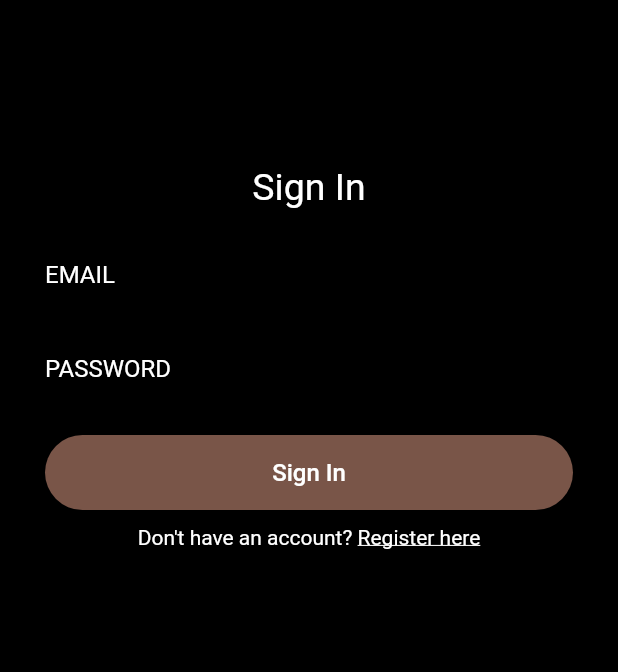
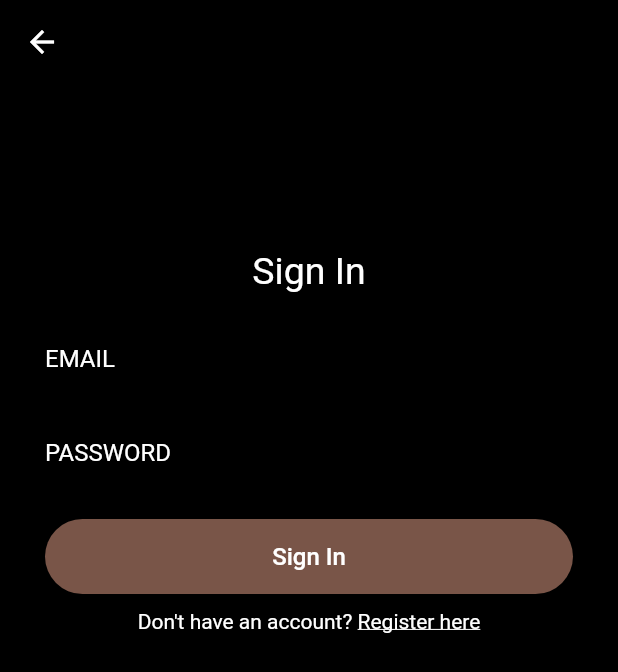
Before and after one commit to battletech45/BlackHole, a Flutter app: the SignInPage screen opened directly, on a phone screen of 412 x 824 dp. Shown: the top 672 px of the screen. Run offline on Flutter 3.47's test engine with Material 2 defaults, Android fonts, the phone set to English and light mode, and no system bars; our stand-ins replace cloud_firestore, firebase_auth, firebase_core, shared_preferences, slider_button; accounts and stored records are empty.

Commit message:
LoginPage updated

```diff
--- a/lib/LoginPage.dart
+++ b/lib/LoginPage.dart
@@ -1,9 +1,10 @@
 import 'package:black_hole/CenteralPage.dart';
+import 'package:black_hole/main.dart';
 import 'package:black_hole/src/Firebase_Functions.dart';
 import 'package:black_hole/src/helperFunctions.dart';
 import 'package:cloud_firestore/cloud_firestore.dart';
+import 'package:flutter/material.dart';
 import 'package:flutter/gestures.dart';
-import 'package:flutter/material.dart';
 import 'RegisterPage.dart';
 
 class SignInPage extends StatefulWidget {
@@ -29,14 +30,13 @@
         _isLoading = true;
       });
 
-      await _auth.signInWithEmailAndPassword(email, password).then((
-          result) async {
+      await _auth.signInWithEmailAndPassword(email, password).then((result) async {
         if (result != null) {
           QuerySnapshot userInfoSnapshot = await FirebaseFunctions().getUserData(email);
 
           await helperFunctions.saveUserLoggedInSharedPreference(true);
           await helperFunctions.saveUserEmailSharedPreferences(email);
-          //await helperFunctions.saveUserNameSharedPreference(userInfoSnapshot.docs[0].data()['fullName']);
+          await helperFunctions.saveUserNameSharedPreference(userInfoSnapshot.docs[0].get('fullName'));
 
           Navigator.of(context).pushReplacement(MaterialPageRoute(builder: (context) => CenteralPage()));
         }
@@ -53,16 +53,25 @@
   @override
   Widget build(BuildContext context) {
     return  Scaffold(
+      appBar: AppBar(
+        elevation: 0.0,
+        backgroundColor: Colors.black,
+        leading: IconButton(
+          icon: Icon(Icons.arrow_back, color: Colors.white),
+          onPressed: () => Navigator.of(context).pushReplacement(MaterialPageRoute(builder: (context) => MyApp())
+          ),
+        ),
+      ),
       body: Form(
           key: _formKey,
           child: Container(
+            alignment: Alignment.center,
             color: Colors.black,
               child: ListView(
               padding: EdgeInsets.symmetric(horizontal: 30.0, vertical: 80.0),
               children: <Widget>[
                 Column(
                   mainAxisAlignment: MainAxisAlignment.center,
-                  crossAxisAlignment: CrossAxisAlignment.center,
                   children: <Widget>[
                     SizedBox(height: 30.0),
 
@@ -80,7 +89,6 @@
                       validator: (val) {
                         return RegExp(
                             r"^[a-zA-Z0-9.a-zA-Z0-9.!#$%&'*+-/=?^_`{|}~]+@[a-zA-Z0-9]+\.[a-zA-Z]+")
-
                             .hasMatch(val)
                             ? null
                             : "Please enter a valid email";
```
